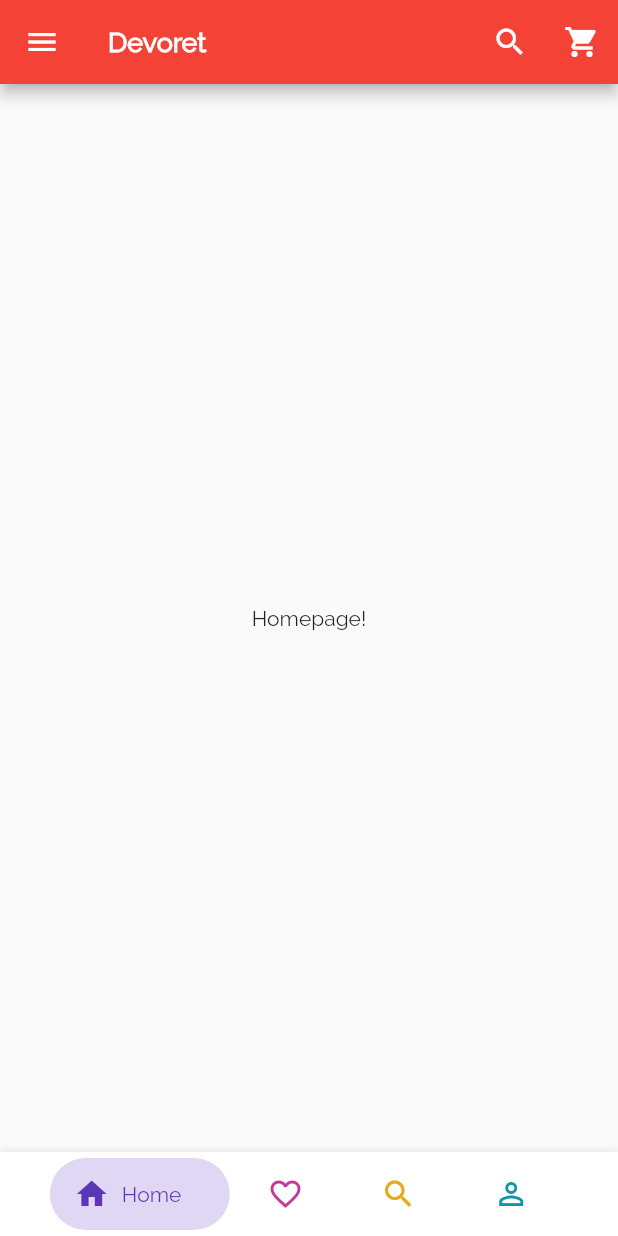
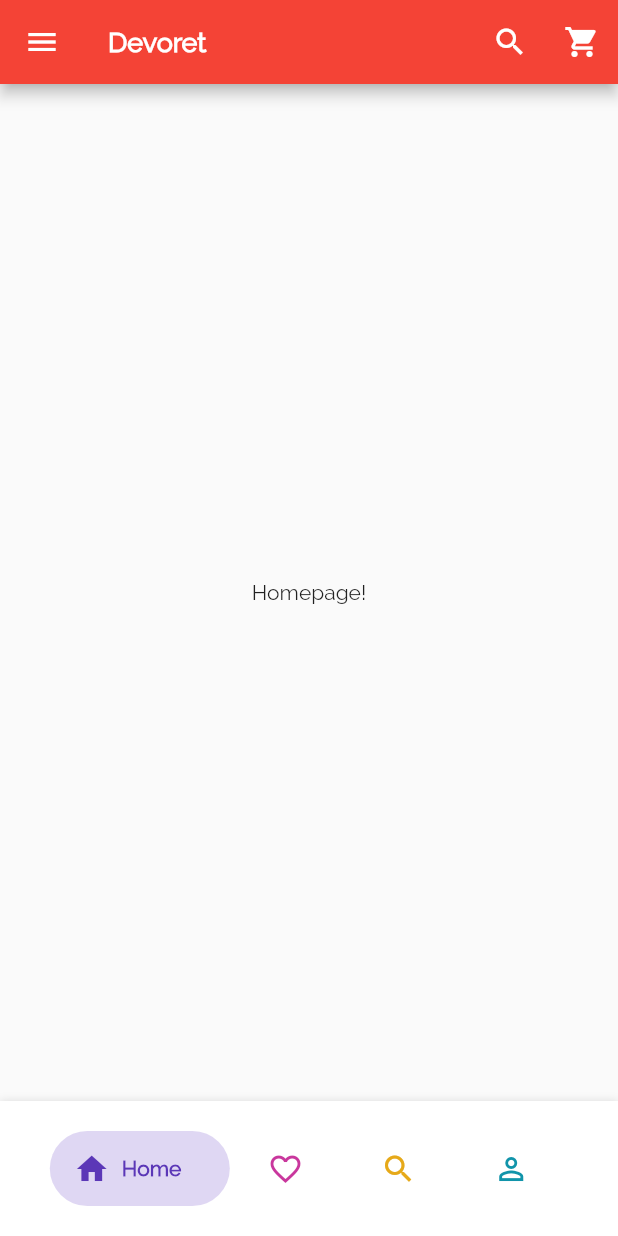
Before and after one commit to akther-hussain/flutter-bottomnavigationbar, a Flutter app: the screen it shows after launch, on a phone screen of 412 x 824 dp. Run offline on Flutter 3.47's test engine with Material 2 defaults, Android fonts, the phone set to English and light mode, and no system bars.

Commit message:
Increased bottomNavigationBar height
* Increased font weight of NavigationItem

```diff
--- a/lib/pages/homepage.dart
+++ b/lib/pages/homepage.dart
@@ -30,7 +30,10 @@ class MyHomePage extends StatelessWidget {
               onPressed: () {}),
         ],
       ),
-      bottomNavigationBar: BottomNavCustom(),
+      bottomNavigationBar: SizedBox(
+        height: 90,
+        child: BottomNavCustom(),
+      ),
       body: Center(child: Text('Homepage!')),
       drawer: Drawer(
         // Add a ListView to the drawer. This ensures the user can scroll
@@ -90,6 +93,7 @@ class _BottomNavCustomState extends State<BottomNavCustom> {
         'Home',
         style: TextStyle(
           color: Color.fromRGBO(91, 55, 183, 1),
+            fontWeight: FontWeight.bold
         ),
       ),
       Color.fromRGBO(223, 215, 243, 1),
@@ -98,7 +102,7 @@ class _BottomNavCustomState extends State<BottomNavCustom> {
         Icon(Icons.favorite_border, color: Color.fromRGBO(201, 55, 157, 1)),
         Text(
           'Favorite',
-          style: TextStyle(color: Color.fromRGBO(201, 55, 157, 1)),
+          style: TextStyle(color: Color.fromRGBO(201, 55, 157, 1),fontWeight: FontWeight.bold),
         ),
         Color.fromRGBO(244, 211, 235, 1)),
     NavigationItem(
@@ -108,17 +112,16 @@ class _BottomNavCustomState extends State<BottomNavCustom> {
         ),
         Text(
           'Search',
-          style: TextStyle(color: Color.fromRGBO(230, 169, 25, 1)),
+          style: TextStyle(color: Color.fromRGBO(230, 169, 25, 1),fontWeight: FontWeight.bold),
         ),
         Color.fromRGBO(251, 239, 211, 1)),
     NavigationItem(
         Icon(Icons.person_outline, color: Color.fromRGBO(17, 148, 170, 1)),
         Text(
           'Profile',
-          style: TextStyle(color: Color.fromRGBO(17, 148, 170, 1)),
+          style: TextStyle(color: Color.fromRGBO(17, 148, 170, 1),fontWeight: FontWeight.bold),
         ),
         Color.fromRGBO(211, 235, 239, 1))
-
   ];
 
   Widget _buildItem(NavigationItem item, bool isSelected) {
```
